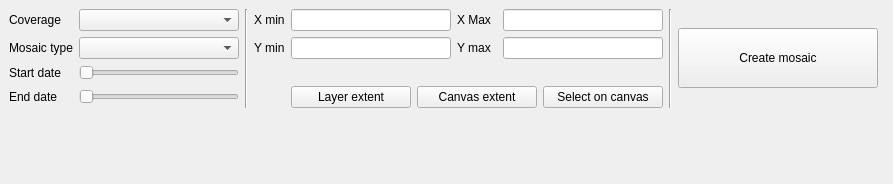
Old version of the form datacubeplugin/ui/mosaicwidget.ui in the repository planetfederal/qgis-datacube-plugin.
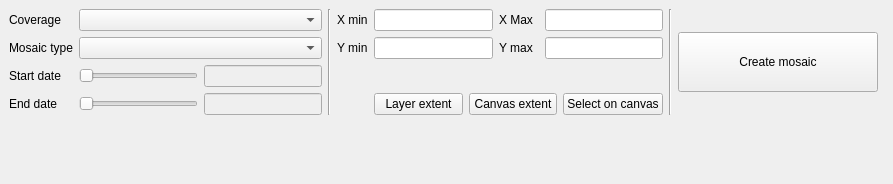
New version of the form.

Commit message: mosaic widget improvements

The edit to the form file:
```diff
--- a/datacubeplugin/ui/mosaicwidget.ui
+++ b/datacubeplugin/ui/mosaicwidget.ui
@@ -22,43 +22,30 @@
       </property>
       <item>
        <layout class="QGridLayout" name="gridLayout">
-        <item row="0" column="2">
-         <widget class="QComboBox" name="comboCoverage">
-          <property name="sizePolicy">
-           <sizepolicy hsizetype="MinimumExpanding" vsizetype="Fixed">
-            <horstretch>0</horstretch>
-            <verstretch>0</verstretch>
-           </sizepolicy>
+        <item row="3" column="2">
+         <widget class="QSlider" name="sliderEndDate">
+          <property name="orientation">
+           <enum>Qt::Horizontal</enum>
           </property>
-         </widget>
-        </item>
-        <item row="0" column="0">
-         <widget class="QLabel" name="label_5">
-          <property name="text">
-           <string>Coverage</string>
+          <property name="tickPosition">
+           <enum>QSlider::NoTicks</enum>
           </property>
          </widget>
         </item>
-        <item row="0" column="8">
-         <widget class="QLineEdit" name="textXMax"/>
-        </item>
-        <item row="0" column="4">
-         <widget class="QLabel" name="label">
-          <property name="text">
-           <string>X min</string>
+        <item row="2" column="2">
+         <widget class="QSlider" name="sliderStartDate">
+          <property name="orientation">
+           <enum>Qt::Horizontal</enum>
           </property>
          </widget>
         </item>
-        <item row="1" column="4">
-         <widget class="QLabel" name="label_3">
-          <property name="text">
-           <string>Y min</string>
+        <item row="0" column="4" rowspan="4">
+         <widget class="Line" name="line">
+          <property name="orientation">
+           <enum>Qt::Vertical</enum>
           </property>
          </widget>
         </item>
-        <item row="1" column="5">
-         <widget class="QLineEdit" name="textYMin"/>
-        </item>
         <item row="2" column="0">
          <widget class="QLabel" name="label_10">
           <property name="text">
@@ -66,16 +53,6 @@
           </property>
          </widget>
         </item>
-        <item row="1" column="2">
-         <widget class="QComboBox" name="comboMosaicType">
-          <property name="sizePolicy">
-           <sizepolicy hsizetype="MinimumExpanding" vsizetype="Fixed">
-            <horstretch>0</horstretch>
-            <verstretch>0</verstretch>
-           </sizepolicy>
-          </property>
-         </widget>
-        </item>
         <item row="1" column="0">
          <widget class="QLabel" name="label_6">
           <property name="text">
@@ -83,67 +60,30 @@
           </property>
          </widget>
         </item>
-        <item row="2" column="2">
-         <widget class="QSlider" name="sliderStartDate">
-          <property name="orientation">
-           <enum>Qt::Horizontal</enum>
-          </property>
-          <property name="tickPosition">
-           <enum>QSlider::NoTicks</enum>
-          </property>
-         </widget>
-        </item>
-        <item row="3" column="0">
-         <widget class="QLabel" name="label_9">
-          <property name="text">
-           <string>End date</string>
-          </property>
-         </widget>
-        </item>
-        <item row="1" column="6">
-         <widget class="QLabel" name="label_4">
-          <property name="text">
-           <string>Y max</string>
-          </property>
-         </widget>
-        </item>
-        <item row="5" column="2">
-         <spacer name="verticalSpacer_4">
-          <property name="orientation">
-           <enum>Qt::Vertical</enum>
-          </property>
-          <property name="sizeHint" stdset="0">
-           <size>
-            <width>20</width>
-            <height>5</height>
-           </size>
-          </property>
-         </spacer>
-        </item>
-        <item row="3" column="2">
-         <widget class="QSlider" name="sliderEndDate">
-          <property name="orientation">
-           <enum>Qt::Horizontal</enum>
-          </property>
-          <property name="tickPosition">
-           <enum>QSlider::NoTicks</enum>
-          </property>
-         </widget>
-        </item>
-        <item row="0" column="5">
-         <widget class="QLineEdit" name="textXMin"/>
-        </item>
         <item row="0" column="6">
+         <widget class="QLineEdit" name="textXMin"/>
+        </item>
+        <item row="1" column="5">
+         <widget class="QLabel" name="label_3">
+          <property name="text">
+           <string>Y min</string>
+          </property>
+         </widget>
+        </item>
+        <item row="1" column="6">
+         <widget class="QLineEdit" name="textYMin"/>
+        </item>
+        <item row="0" column="7">
          <widget class="QLabel" name="label_2">
           <property name="text">
            <string>X Max</string>
           </property>
          </widget>
         </item>
-        <item row="1" column="8">
+        <item row="1" column="9">
          <widget class="QLineEdit" name="textYMax"/>
         </item>
-        <item row="3" column="5" colspan="4">
+        <item row="3" column="6" colspan="4">
          <layout class="QHBoxLayout" name="horizontalLayout_3">
           <item>
            <widget class="QPushButton" name="buttonLayerExtent">
@@ -171,10 +111,81 @@
           </item>
          </layout>
         </item>
-        <item row="0" column="3" rowspan="4">
-         <widget class="Line" name="line">
+        <item row="3" column="0">
+         <widget class="QLabel" name="label_9">
+          <property name="text">
+           <string>End date</string>
+          </property>
+         </widget>
+        </item>
+        <item row="5" column="2">
+         <spacer name="verticalSpacer_4">
           <property name="orientation">
            <enum>Qt::Vertical</enum>
+          </property>
+          <property name="sizeHint" stdset="0">
+           <size>
+            <width>20</width>
+            <height>5</height>
+           </size>
+          </property>
+         </spacer>
+        </item>
+        <item row="1" column="7">
+         <widget class="QLabel" name="label_4">
+          <property name="text">
+           <string>Y max</string>
+          </property>
+         </widget>
+        </item>
+        <item row="0" column="0">
+         <widget class="QLabel" name="label_5">
+          <property name="text">
+           <string>Coverage</string>
+          </property>
+         </widget>
+        </item>
+        <item row="0" column="9">
+         <widget class="QLineEdit" name="textXMax"/>
+        </item>
+        <item row="0" column="5">
+         <widget class="QLabel" name="label">
+          <property name="text">
+           <string>X min</string>
+          </property>
+         </widget>
+        </item>
+        <item row="2" column="3">
+         <widget class="QLineEdit" name="txtStartDate">
+          <property name="enabled">
+           <bool>false</bool>
+          </property>
+         </widget>
+        </item>
+        <item row="3" column="3">
+         <widget class="QLineEdit" name="txtEndDate">
+          <property name="enabled">
+           <bool>false</bool>
+          </property>
+         </widget>
+        </item>
+        <item row="0" column="2" colspan="2">
+         <widget class="QComboBox" name="comboCoverage">
+          <property name="sizePolicy">
+           <sizepolicy hsizetype="MinimumExpanding" vsizetype="Fixed">
+            <horstretch>0</horstretch>
+            <verstretch>0</verstretch>
+           </sizepolicy>
+          </property>
+         </widget>
+        </item>
+        <item row="1" column="2" colspan="2">
+         <widget class="QComboBox" name="comboMosaicType">
+          <property name="sizePolicy">
+           <sizepolicy hsizetype="MinimumExpanding" vsizetype="Fixed">
+            <horstretch>0</horstretch>
+            <verstretch>0</verstretch>
+           </sizepolicy>
           </property>
          </widget>
         </item>
```
Left out of the diff: 3 changed lines with no effect on the pictures. The commit also changes 1 other file.
